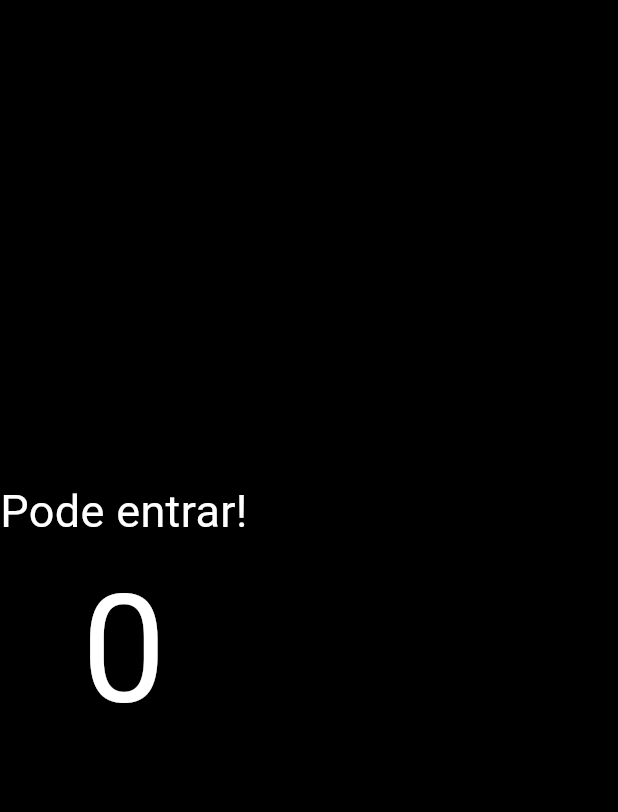
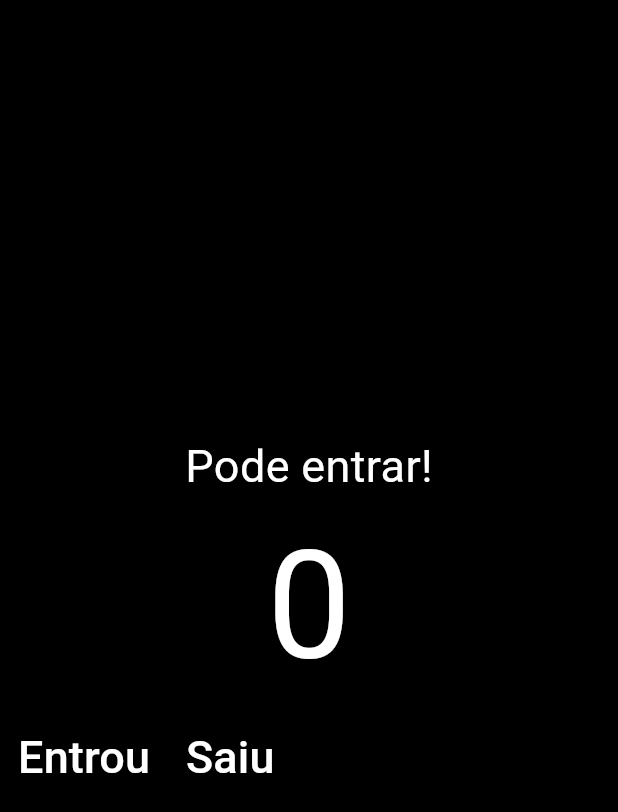
Before and after one commit to Jackhabbit10/Restaurante_App, a Flutter app: the screen it shows after launch, on a phone screen of 412 x 824 dp. Shown: the top 812 px of the screen. Run offline on Flutter 3.47's test engine with Material 3 defaults, Android fonts, the phone set to English and light mode, and no system bars.

Commit message:
Criando a row que contém os botões

```diff
--- a/lib/main.dart
+++ b/lib/main.dart
@@ -19,6 +19,10 @@ class Restaurant extends StatelessWidget {
             style: TextStyle(fontSize: 30, color: Colors.white),
           ),
           Text("0", style: TextStyle(fontSize: 100, color: Colors.white)),
+          Row(children: [
+            TextButton(onPressed: null, child: Text("Entrou", style: TextStyle(fontSize: 30, color: Colors.white))),
+            TextButton(onPressed: null, child: Text("Saiu",   style: TextStyle(fontSize: 30, color: Colors.white)))
+          ],),
         ],
       ),
     );
```
